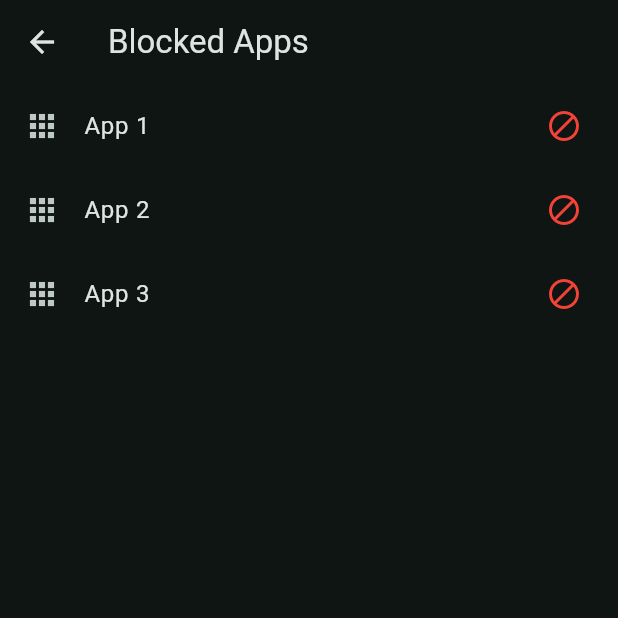
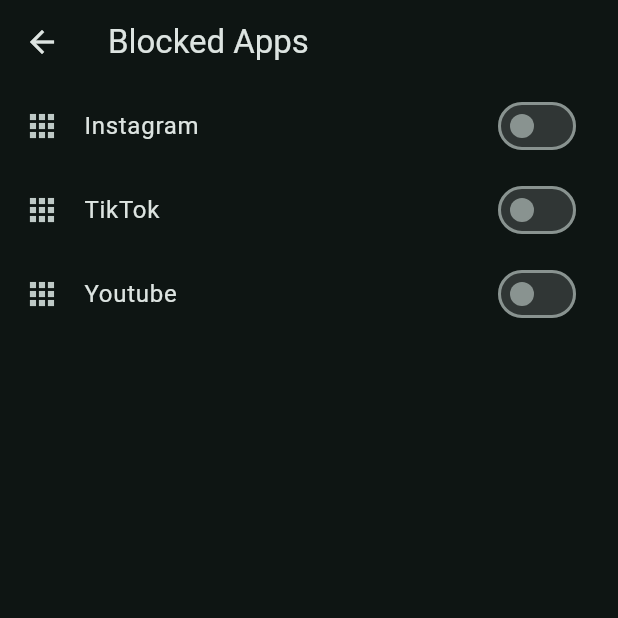
Before and after one commit to 43r361/chronos_frontend, a Flutter app: the BlockedAppsPage screen opened directly, on a phone screen of 412 x 824 dp, the top half of it. Run offline on Flutter 3.47's test engine with Material 3 defaults, Android fonts, the phone set to English and light mode, and no system bars; our stand-ins replace table_calendar.

Commit message:
add toogles to the applications

```diff
--- a/lib/views/pages/priority_tier_page.dart
+++ b/lib/views/pages/priority_tier_page.dart
@@ -111,7 +111,19 @@ class _PriorityTierPageState extends State<PriorityTierPage> {
   }
 }
 
-class BlockedAppsPage extends StatelessWidget {
+class BlockedAppsPage extends StatefulWidget {
+  @override
+  _BlockedAppsPageState createState() => _BlockedAppsPageState();
+}
+
+class _BlockedAppsPageState extends State<BlockedAppsPage> {
+  // State to track whether each app is blocked or not
+  final Map<String, bool> _appBlockedStatus = {
+    'Instagram': false,
+    'TikTok': false,
+    'Youtube': false,
+  };
+
   @override
   Widget build(BuildContext context) {
     return Scaffold(
@@ -119,23 +131,30 @@ class BlockedAppsPage extends StatelessWidget {
         title: Text("Blocked Apps"),
       ),
       body: ListView(
-        children: [
-          ListTile(
+        children: _appBlockedStatus.entries.map((entry) {
+          final appName = entry.key;
+          final isBlocked = entry.value;
+
+          return ListTile(
             leading: Icon(Icons.apps),
-            title: Text("App 1"),
-            trailing: Icon(Icons.block, color: Colors.red),
-          ),
-          ListTile(
-            leading: Icon(Icons.apps),
-            title: Text("App 2"),
-            trailing: Icon(Icons.block, color: Colors.red),
-          ),
-          ListTile(
-            leading: Icon(Icons.apps),
-            title: Text("App 3"),
-            trailing: Icon(Icons.block, color: Colors.red),
-          ),
-        ],
+            title: Text(appName),
+            trailing: Switch(
+              value: isBlocked,
+              onChanged: (value) {
+                setState(() {
+                  _appBlockedStatus[appName] = value; // Update the state
+                });
+                // Add logic here to block/unblock the app
+                if (value) {
+                  print('$appName is now blocked');
+                } else {
+                  print('$appName is now unblocked');
+                }
+              },
+              activeColor: Colors.red, // Customize the switch color
+            ),
+          );
+        }).toList(),
       ),
     );
   }
```
